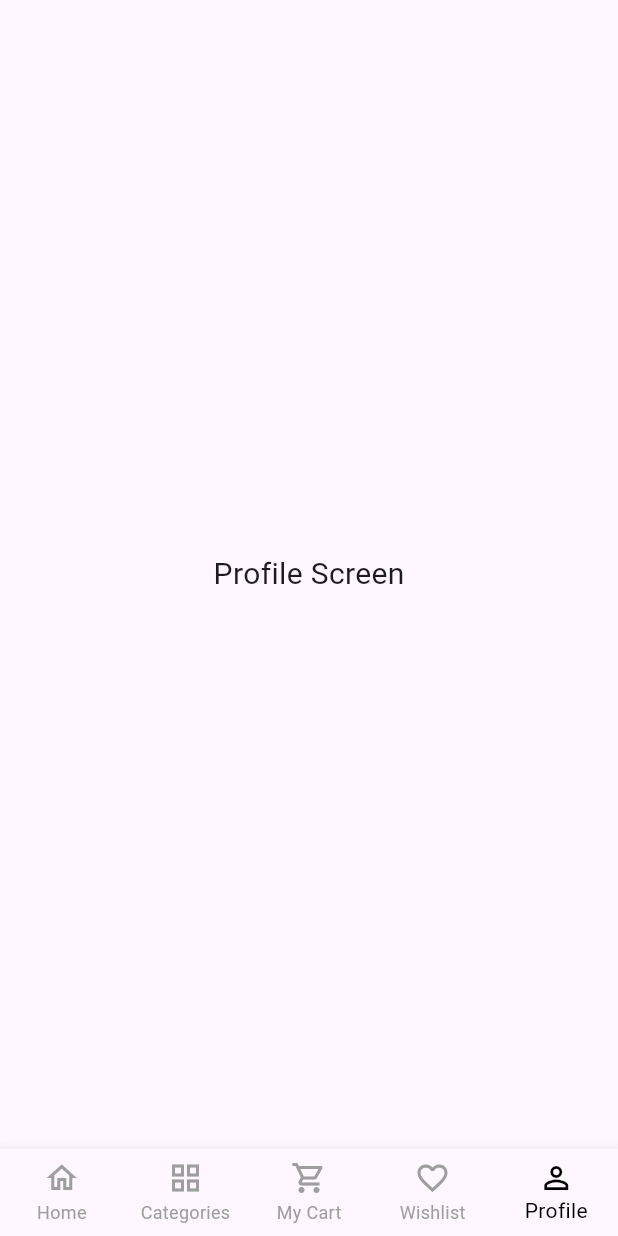
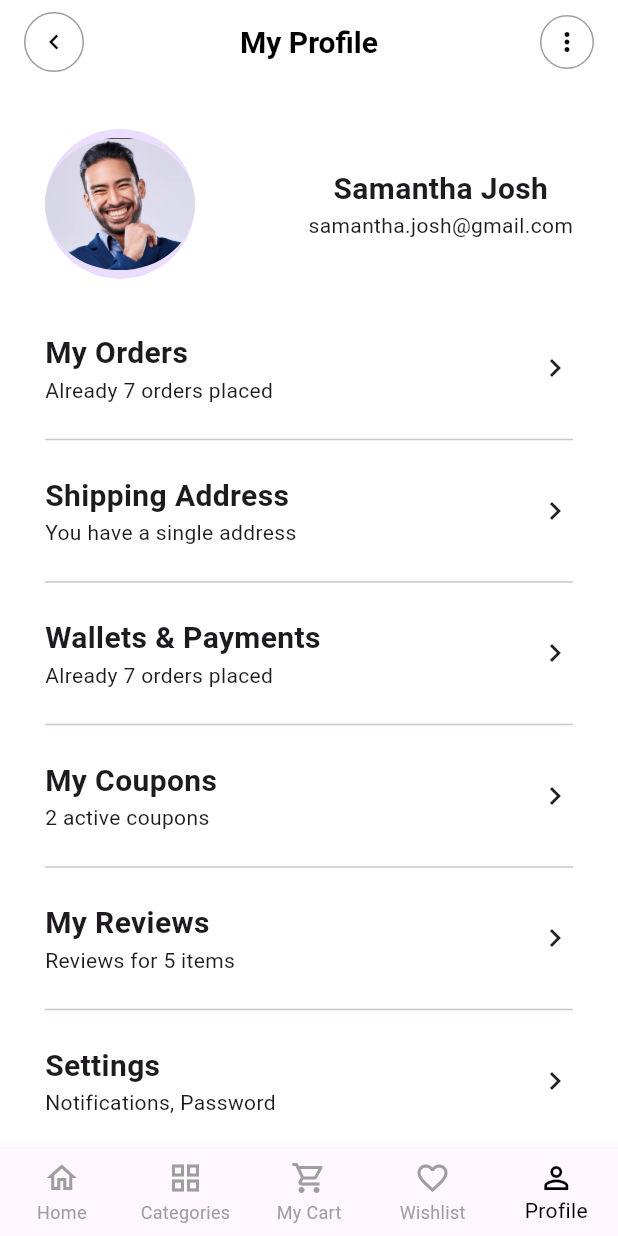
Before and after one commit to hr1india/mishra_ji, a Flutter app: the screen it shows after launch, item 5 of the bottom bar chosen, on a phone screen of 412 x 824 dp. Run offline on Flutter 3.47's test engine with Material 3 defaults, Android fonts, the phone set to English and light mode, and no system bars; Roboto replaces fonts that are missing (PlusJakartaSans).

Commit message:
profile first page done

```diff
--- a/lib/main.dart
+++ b/lib/main.dart
@@ -11,9 +11,13 @@ class MyApp extends StatelessWidget {
 
   @override
   Widget build(BuildContext context) {
+
     return MaterialApp(
+      debugShowCheckedModeBanner: false,
       title: 'Mishra Ji',
       theme: ThemeData(
+        fontFamily: 'PlusJakartaSans',
+        scaffoldBackgroundColor: Colors.white,
         colorScheme: ColorScheme.fromSeed(seedColor: Colors.deepPurple),
         useMaterial3: true,
       ),
--- /dev/null
+++ b/lib/presentation/screens/profile.dart
@@ -0,0 +1,82 @@
+import 'package:flutter/material.dart';
+import 'package:mishra_ji/presentation/widgets/profile-widgets/headtext.dart';
+import 'package:mishra_ji/presentation/widgets/profile-widgets/options_btn.dart';
+import 'package:mishra_ji/presentation/widgets/profile-widgets/prev_btn.dart';
+import 'package:mishra_ji/presentation/widgets/profile-widgets/profile_navs.dart';
+
+class Profile extends StatelessWidget{
+
+  @override
+  Widget build(BuildContext context) {
+    // TODO: implement build
+    return Scaffold(
+      appBar: AppBar(
+      centerTitle: true,
+      backgroundColor: Colors.white,
+      elevation: 0,
+      automaticallyImplyLeading: false,
+      leading: Padding(
+        padding: EdgeInsets.only(left: 16),
+        child: PrevBtn(),
+      ),
+      title: Text(
+        "My Profile",
+        style: TextStyle(
+          fontSize: 20,
+          fontWeight: FontWeight.bold,
+          color: Colors.black
+        ),
+      ),
+      actions: [
+        Padding(
+          padding: EdgeInsets.only(right: 16), // Align with UI
+          child: OptionsBtn(),
+        ),
+      ],
+    ),
+
+
+      body: SingleChildScrollView(
+        child: Container(
+          margin: EdgeInsets.all(30),
+          child: Column(
+            children: [
+              Row(
+                children: [
+                  CircleAvatar(
+                    radius: 50,
+                    child: ClipOval(child: Image.asset('assets/images/profileimg.png'))
+                  ),
+                  Spacer(),
+                  Column(
+                    children: [
+                      Headtext(title: "Samantha Josh"),
+                      Text("samantha.josh@gmail.com")
+                    ],
+                  ),
+
+                ],
+
+              ),
+
+              //profile nav items
+              SizedBox(height: 20,),
+              ProfileNavs(mainTitle: "My Orders", description: "Already 7 orders placed"),
+              Divider(thickness: 1,),
+              ProfileNavs(mainTitle: "Shipping Address", description: "You have a single address"),
+              Divider(thickness: 1,),
+              ProfileNavs(mainTitle: "Wallets & Payments", description: "Already 7 orders placed"),
+              Divider(thickness: 1,),
+              ProfileNavs(mainTitle: "My Coupons", description: "2 active coupons"),
+              Divider(thickness: 1,),
+              ProfileNavs(mainTitle: "My Reviews", description: "Reviews for 5 items"),
+              Divider(thickness: 1,),
+              ProfileNavs(mainTitle: "Settings", description: "Notifications, Password"),
+              Divider(thickness: 1,),
+            ],
+          ),
+        ),
+      ),
+    );
+  }
+}
--- a/lib/presentation/widgets/bottom_nav_bar.dart
+++ b/lib/presentation/widgets/bottom_nav_bar.dart
@@ -1,4 +1,5 @@
 import 'package:flutter/material.dart';
+import 'package:mishra_ji/presentation/screens/profile.dart';
 
 import '../screens/home_screen.dart';
 
@@ -17,7 +18,7 @@ class _CustomBottomNavBarState extends State<CustomBottomNavBar> {
     const Center(child: Text("My Cart Screen", style: TextStyle(fontSize: 20))),
     const Center(
         child: Text("Wishlist Screen", style: TextStyle(fontSize: 20))),
-    const Center(child: Text("Profile Screen", style: TextStyle(fontSize: 20))),
+    Profile()
   ];
 
   void _onItemTapped(int index) {
--- /dev/null
+++ b/lib/presentation/widgets/profile-widgets/headtext.dart
@@ -0,0 +1,28 @@
+import 'package:flutter/widgets.dart';
+
+class Headtext extends StatelessWidget{
+
+  String title;
+  Color ?textcol;
+  double ?fontsize;
+  FontWeight ?fontWeight;
+
+  Headtext({
+    required this.title,
+    this.textcol,
+    this.fontWeight = FontWeight.w700,
+    this.fontsize = 20
+  });
+  @override
+  Widget build(BuildContext context) {
+    // TODO: implement build
+    return Text(title,
+      style: TextStyle(
+        fontSize: fontsize,
+        fontWeight: fontWeight,
+        color: textcol
+      ),
+
+    );
+  }
+}
--- /dev/null
+++ b/lib/presentation/widgets/profile-widgets/options_btn.dart
@@ -0,0 +1,24 @@
+import 'package:flutter/material.dart';
+
+class OptionsBtn extends StatelessWidget {
+  @override
+  Widget build(BuildContext context) {
+    return Container(
+      width: 36, // Match size with PrevBtn
+      height: 36,
+      decoration: BoxDecoration(
+        color: Colors.white,
+        shape: BoxShape.circle,
+        border: Border.all(color: Colors.black38, width: 1), // Light border
+      ),
+      child: IconButton(
+        icon: Icon(Icons.more_vert, size: 20, color: Colors.black), // Smaller icon
+        padding: EdgeInsets.zero,
+        constraints: BoxConstraints(),
+        onPressed: () {
+          // TODO: Implement options menu
+        },
+      ),
+    );
+  }
+}
--- /dev/null
+++ b/lib/presentation/widgets/profile-widgets/prev_btn.dart
@@ -0,0 +1,25 @@
+import 'package:flutter/material.dart';
+import 'package:mishra_ji/presentation/screens/home_screen.dart';
+
+class PrevBtn extends StatelessWidget {
+  @override
+  Widget build(BuildContext context) {
+    return Container(
+      width: 36, // Smaller button size
+      height: 36,
+      decoration: BoxDecoration(
+        color: Colors.white,
+        shape: BoxShape.circle,
+        border: Border.all(color: Colors.black38, width: 1), // Light border
+      ),
+      child: IconButton(
+        icon: Icon(Icons.chevron_left, size: 20, color: Colors.black), // Smaller icon
+        padding: EdgeInsets.zero, // Remove extra padding
+        constraints: BoxConstraints(),
+        onPressed: () {
+         Navigator.pop(context);
+        },
+      ),
+    );
+  }
+}
--- /dev/null
+++ b/lib/presentation/widgets/profile-widgets/profile_navs.dart
@@ -0,0 +1,33 @@
+import 'package:flutter/material.dart';
+import 'package:mishra_ji/presentation/widgets/profile-widgets/headtext.dart';
+
+class ProfileNavs extends StatelessWidget{
+  String mainTitle;
+  String description;
+
+  ProfileNavs({
+    required this.mainTitle,
+    required this.description,
+  });
+
+  @override
+  Widget build(BuildContext context) {
+    // TODO: implement build
+    return Container(
+      padding: EdgeInsets.symmetric(vertical: 15),
+      child: Row(
+        children: [
+          Column(
+            crossAxisAlignment: CrossAxisAlignment.start,
+            children: [
+              Headtext(title: mainTitle),
+              Text(description),
+            ],
+          ),
+          Spacer(),
+          Icon(Icons.chevron_right)
+        ],
+      ),
+    );
+  }
+}
--- a/lib/theme/app_bar_theme.dart
+++ b/lib/theme/app_bar_theme.dart
@@ -11,6 +11,7 @@ final AppBarTheme appBarTheme = AppBarTheme(
     color: Colors.white,
     fontSize: 18,
     fontWeight: FontWeight.normal,
+    fontFamily: 'PlusJakartaSans'
   ),
 );
 
@@ -25,6 +26,7 @@ final AppBarTheme darkAppBarTheme = AppBarTheme(
     color: Colors.white,
     fontSize: 18,
     fontWeight: FontWeight.normal,
+    fontFamily: 'PlusJakartaSans'
   ),
 );
 
```
Also changed, not shown: assets/fonts/plusJakartaSans.ttf (added), assets/images/profileimg.png (added).
